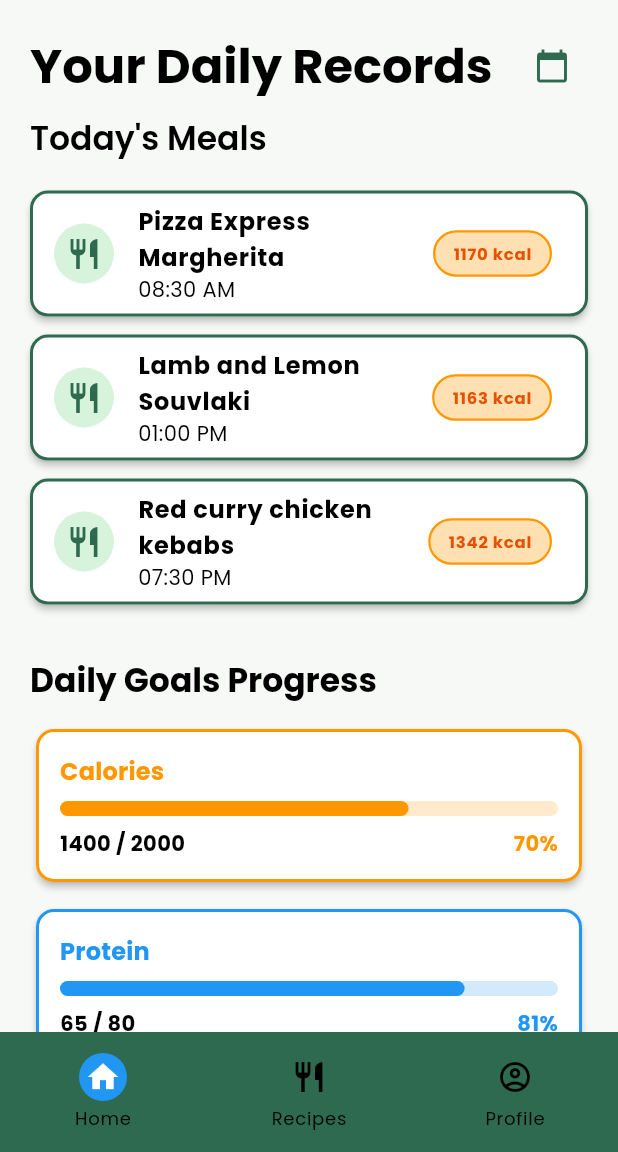
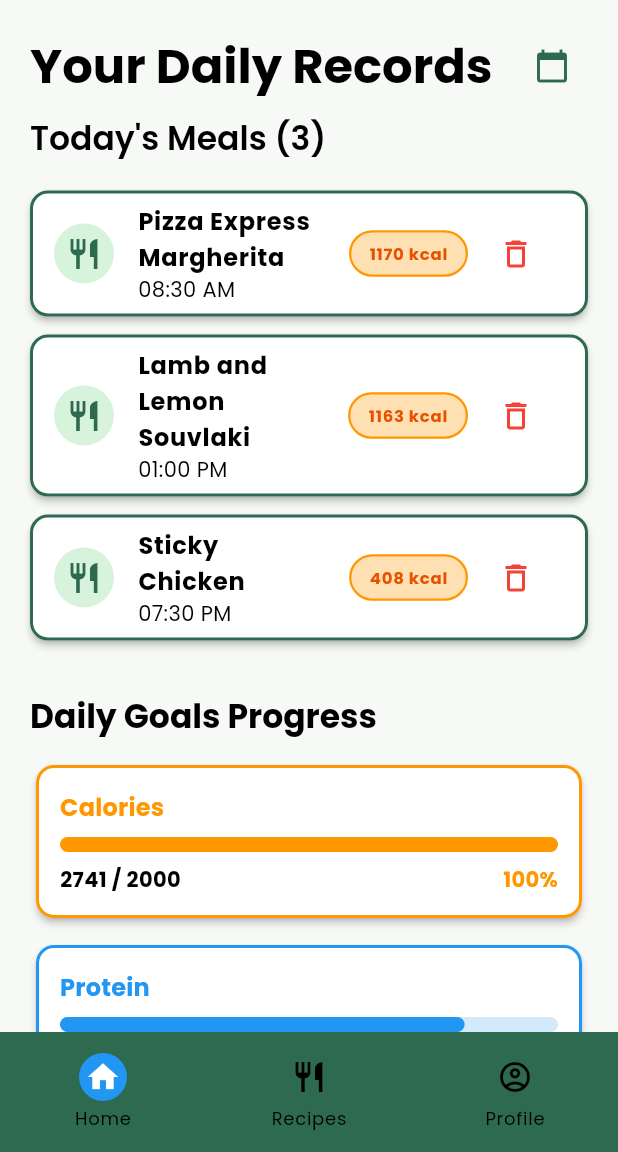
Before and after one commit to MDerin1834/PurePlate_cs310project, a Flutter app: the RecordsScreen screen opened by its route, on a phone screen of 412 x 824 dp, the part 84-1236 px from its top. Run offline on Flutter 3.47's test engine with Material 3 defaults, Android fonts, the phone set to English and light mode, and no system bars; network calls fail.

Commit message:
Update records_screen.dart
Dynamic delete functionality

```diff
--- a/lib/screens/records_screen.dart
+++ b/lib/screens/records_screen.dart
@@ -1,16 +1,30 @@
 import 'package:flutter/material.dart';
 import 'package:pure_plate/widgets/pureplate_app_scaffold.dart';
-import 'package:pure_plate/data/recipes.dart';
+
+// MealRecord Model Class
+class MealRecord {
+  final String mealName;
+  final int calories;
+  final String time;
+
+  const MealRecord({
+    required this.mealName,
+    required this.calories,
+    required this.time,
+  });
+}
 
 class DailyRecordCard extends StatelessWidget {
   final String mealName;
   final int calories;
   final String time;
+  final VoidCallback? onDelete;
 
   const DailyRecordCard({
     required this.mealName,
     required this.calories,
     required this.time,
+    this.onDelete,
     super.key,
   });
 
@@ -43,7 +57,10 @@ class DailyRecordCard extends StatelessWidget {
           ),
         ),
         subtitle: Text(time),
-        trailing: Container(
+        trailing: Row(
+          mainAxisSize: MainAxisSize.min,
+          children: [
+            Container(
               padding: EdgeInsets.symmetric(horizontal: 12, vertical: 6),
               decoration: BoxDecoration(
                 color: Colors.orange.shade100,
@@ -57,6 +74,16 @@ class DailyRecordCard extends StatelessWidget {
                   color: Colors.orange.shade900,
                 ),
               ),
+            ),
+            if (onDelete != null) ...[
+              SizedBox(width: 8),
+              IconButton(
+                icon: Icon(Icons.delete_outline, color: Colors.red),
+                onPressed: onDelete,
+                tooltip: 'Delete meal',
+              ),
+            ],
+          ],
         ),
       ),
     );
@@ -190,12 +217,84 @@ class AchievementBadge extends StatelessWidget {
   }
 }
 
-class RecordsScreen extends StatelessWidget {
+class RecordsScreen extends StatefulWidget {
   const RecordsScreen({super.key});
+
+  @override
+  State<RecordsScreen> createState() => _RecordsScreenState();
+}
+
+class _RecordsScreenState extends State<RecordsScreen> {
+  // Initial meals list
+  List<MealRecord> todaysMeals = [
+    MealRecord(
+      mealName: 'Pizza Express Margherita',
+      calories: 1170,
+      time: '08:30 AM',
+    ),
+    MealRecord(
+      mealName: 'Lamb and Lemon Souvlaki',
+      calories: 1163,
+      time: '01:00 PM',
+    ),
+    MealRecord(
+      mealName: 'Sticky Chicken',
+      calories: 408,
+      time: '07:30 PM',
+    ),
+  ];
+
+  // Calculate total calories dynamically
+  int _calculateTotalCalories() {
+    return todaysMeals.fold(0, (sum, meal) => sum + meal.calories);
+  }
+
+  // Delete meal with confirmation dialog
+  void _deleteMeal(int index) {
+    final mealToDelete = todaysMeals[index];
+
+    showDialog(
+      context: context,
+      builder: (BuildContext context) {
+        return AlertDialog(
+          title: Text('Delete Meal'),
+          content: Text(
+            'Are you sure you want to delete "${mealToDelete.mealName}"?',
+          ),
+          actions: [
+            TextButton(
+              onPressed: () => Navigator.of(context).pop(),
+              child: Text('Cancel'),
+            ),
+            TextButton(
+              onPressed: () {
+                setState(() {
+                  todaysMeals.removeAt(index);
+                });
+                Navigator.of(context).pop();
+                ScaffoldMessenger.of(context).showSnackBar(
+                  SnackBar(
+                    content: Text('Meal deleted successfully'),
+                    backgroundColor: Colors.green,
+                    duration: Duration(seconds: 2),
+                  ),
+                );
+              },
+              child: Text(
+                'Delete',
+                style: TextStyle(color: Colors.red),
+              ),
+            ),
+          ],
+        );
+      },
+    );
+  }
 
   @override
   Widget build(BuildContext context) {
     final theme = Theme.of(context);
+    final totalCalories = _calculateTotalCalories();
 
     return PurePlateAppScaffold(
       pageIndex: 0,
@@ -230,29 +329,49 @@ class RecordsScreen extends StatelessWidget {
             ),
             SizedBox(height: 10),
             Text(
-              "Today's Meals",
+              "Today's Meals (${todaysMeals.length})",
               style: theme.textTheme.titleLarge?.copyWith(
                 fontWeight: FontWeight.w600,
               ),
             ),
             SizedBox(height: 15),
 
-            // Today's Meals
-            DailyRecordCard(
-              mealName: recipes[0].name,
-              calories: recipes[0].calories,
-              time: '08:30 AM',
+            // Today's Meals - Dynamic List
+            if (todaysMeals.isEmpty)
+            // Empty state
+              Center(
+                child: Padding(
+                  padding: EdgeInsets.symmetric(vertical: 40),
+                  child: Column(
+                    children: [
+                      Icon(
+                        Icons.no_meals_outlined,
+                        size: 80,
+                        color: Colors.grey,
                       ),
-            DailyRecordCard(
-              mealName: recipes[1].name,
-              calories: recipes[1].calories,
-              time: '01:00 PM',
+                      SizedBox(height: 16),
+                      Text(
+                        'No meals logged today',
+                        style: theme.textTheme.titleMedium?.copyWith(
+                          color: Colors.grey,
                         ),
-            DailyRecordCard(
-              mealName: recipes[2].name,
-              calories: recipes[2].calories,
-              time: '07:30 PM',
                       ),
+                    ],
+                  ),
+                ),
+              )
+            else
+            // Meals list with delete buttons
+              ...todaysMeals.asMap().entries.map((entry) {
+                final index = entry.key;
+                final meal = entry.value;
+                return DailyRecordCard(
+                  mealName: meal.mealName,
+                  calories: meal.calories,
+                  time: meal.time,
+                  onDelete: () => _deleteMeal(index),
+                );
+              }),
 
             SizedBox(height: 30),
 
@@ -267,7 +386,7 @@ class RecordsScreen extends StatelessWidget {
 
             NutrientProgressCard(
               label: 'Calories',
-              current: 1400,
+              current: totalCalories, // Dynamic calculation
               target: 2000,
               color: Colors.orange,
             ),
```
Lines whose indentation alone changed are shown as unchanged.
